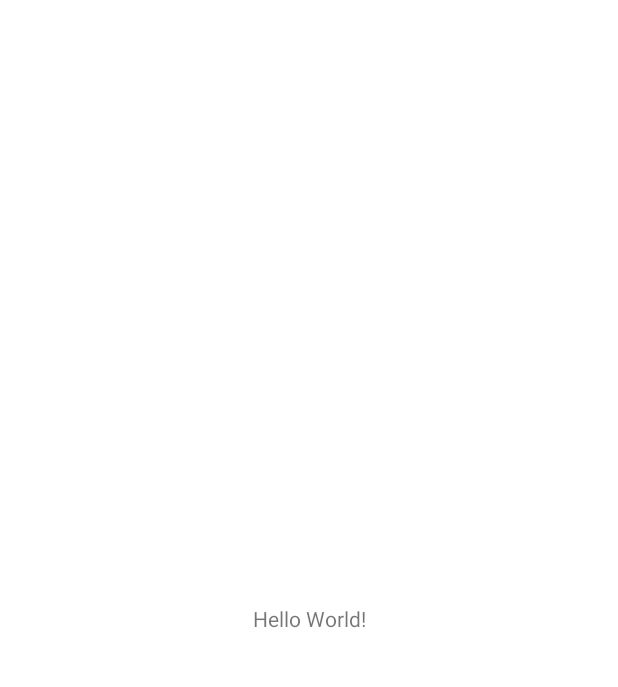
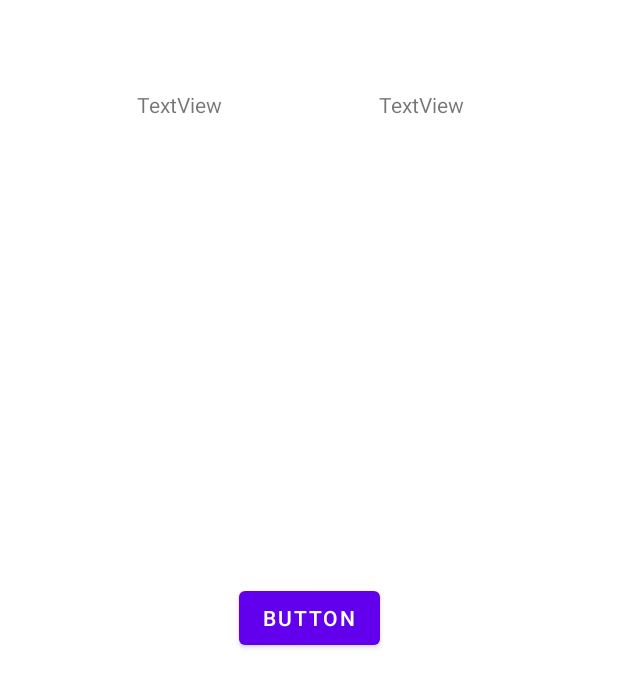
Before and after one commit to KoWunnaKo/VehicleMonitoringSystem, an Android app: the screen it shows after launch (MainActivity), on a phone screen of 412 x 824 dp. Before the commit the part shown is almost empty. Shown: the top 687 px of the screen. Run offline under Robolectric (Android 15) with nearby library versions, the phone set to English and light mode, and no system bars.

Commit message:
[Mobile] Get location in background #6 Getting location at foreground by now

```diff
--- a/VehicleMonitoringSystemMobile/app/src/main/AndroidManifest.xml
+++ b/VehicleMonitoringSystemMobile/app/src/main/AndroidManifest.xml
@@ -3,6 +3,8 @@
     package="com.siroytman.vehiclemonitoringsystemmobile">
 
     <uses-permission android:name="android.permission.INTERNET" />
+    <uses-permission android:name="android.permission.ACCESS_COARSE_LOCATION" />
+    <uses-permission android:name="android.permission.ACCESS_FINE_LOCATION"/>
 
     <application
         android:allowBackup="true"
--- /dev/null
+++ b/VehicleMonitoringSystemMobile/app/src/main/java/com/siroytman/vehiclemonitoringsystemmobile/services/ILocationManager.java
@@ -0,0 +1,11 @@
+package com.siroytman.vehiclemonitoringsystemmobile.services;
+
+import android.location.Location;
+
+public interface ILocationManager {
+
+    void getLastKnownLocation(Location lastLocation);
+
+    void onLocationChanged(Location location);
+
+}
--- a/VehicleMonitoringSystemMobile/app/src/main/java/com/siroytman/vehiclemonitoringsystemmobile/ui/activity/MainActivity.java
+++ b/VehicleMonitoringSystemMobile/app/src/main/java/com/siroytman/vehiclemonitoringsystemmobile/ui/activity/MainActivity.java
@@ -1,16 +1,88 @@
 package com.siroytman.vehiclemonitoringsystemmobile.ui.activity;
+
+import android.location.Location;
+import android.os.Bundle;
+import android.util.Log;
+import android.widget.Button;
+import android.widget.TextView;
+
+import com.siroytman.vehiclemonitoringsystemmobile.R;
+import com.siroytman.vehiclemonitoringsystemmobile.services.ILocationManager;
+import com.siroytman.vehiclemonitoringsystemmobile.services.LocationService;
+
+import java.util.Locale;
 
 import androidx.appcompat.app.AppCompatActivity;
 
-import android.os.Bundle;
+public class MainActivity extends AppCompatActivity implements ILocationManager {
+    public static final String TAG = "MainActivity";
 
-import com.siroytman.vehiclemonitoringsystemmobile.R;
+    TextView tvLatitude;
+    TextView tvLongitude;
+    Button btnStartTrack;
 
-public class MainActivity extends AppCompatActivity {
+    private LocationService locationService;
+    private Location lastLocation;
 
     @Override
     protected void onCreate(Bundle savedInstanceState) {
         super.onCreate(savedInstanceState);
         setContentView(R.layout.activity_main);
+
+        tvLatitude = findViewById(R.id.latitude);
+        tvLongitude = findViewById(R.id.longitude);
+        btnStartTrack = findViewById(R.id.btn_start_track);
+
+        btnStartTrack.setOnClickListener(v -> {
+            locationService = new LocationService(MainActivity.this, MainActivity.this);
+            locationService.startLocationUpdates();
+        });
+    }
+
+    @Override
+    protected void onResume() {
+        super.onResume();
+        if (locationService != null) {
+            locationService.startLocationUpdates();
+        }
+    }
+
+    @Override
+    protected void onPause() {
+        super.onPause();
+        if (locationService != null) {
+            locationService.stopLocationUpdates();
+        }
+    }
+
+    @Override
+    public void getLastKnownLocation(Location lastLocation) {
+        if (lastLocation != null) {
+            this.lastLocation = lastLocation;
+            updateViews();
+        }
+    }
+
+    @Override
+    public void onLocationChanged(Location location) {
+        if (location != null) {
+            lastLocation = location;
+            updateViews();
+        }
+    }
+
+    private void updateViews() {
+        if (lastLocation != null) {
+            String latitudeText = String.format(Locale.getDefault(), "Latitude - %f", lastLocation.getLatitude());
+            tvLatitude.setText(latitudeText);
+            Log.d(TAG, latitudeText);
+
+            String longitudeText = String.format(Locale.getDefault(), "Longitude - %f", lastLocation.getLongitude());
+            tvLongitude.setText(longitudeText);
+            Log.d(TAG, longitudeText);
+        }
+        else {
+            Log.d(TAG, "Null location");
+        }
     }
 }
--- a/VehicleMonitoringSystemMobile/app/src/main/res/layout/activity_main.xml
+++ b/VehicleMonitoringSystemMobile/app/src/main/res/layout/activity_main.xml
@@ -7,10 +7,32 @@
     tools:context=".ui.activity.MainActivity">
 
     <TextView
-        android:id="@+id/textView"
+        android:id="@+id/latitude"
         android:layout_width="wrap_content"
         android:layout_height="wrap_content"
-        android:text="Hello World!"
+        android:layout_marginTop="60dp"
+        android:text="TextView"
+        app:layout_constraintEnd_toEndOf="parent"
+        app:layout_constraintHorizontal_bias="0.257"
+        app:layout_constraintStart_toStartOf="parent"
+        app:layout_constraintTop_toTopOf="parent" />
+
+    <TextView
+        android:id="@+id/longitude"
+        android:layout_width="wrap_content"
+        android:layout_height="wrap_content"
+        android:layout_marginTop="60dp"
+        android:text="TextView"
+        app:layout_constraintEnd_toEndOf="parent"
+        app:layout_constraintHorizontal_bias="0.504"
+        app:layout_constraintStart_toEndOf="@+id/latitude"
+        app:layout_constraintTop_toTopOf="parent" />
+
+    <Button
+        android:id="@+id/btn_start_track"
+        android:layout_width="wrap_content"
+        android:layout_height="wrap_content"
+        android:text="Button"
         app:layout_constraintBottom_toBottomOf="parent"
         app:layout_constraintEnd_toEndOf="parent"
         app:layout_constraintStart_toStartOf="parent"
```
Also changed, not shown: VehicleMonitoringSystemMobile/app/build.gradle (+11 -4 lines), VehicleMonitoringSystemMobile/app/src/main/java/com/siroytman/vehiclemonitoringsystemmobile/services/LocationService.java (added, +109 -0 lines).
